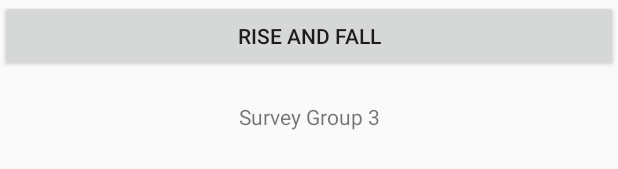
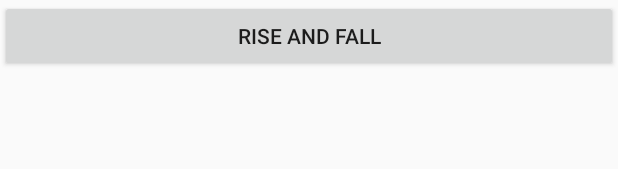
Before and after one commit to coderzami/My-Survey, an Android app: the layout activity_main.xml on its own in the app's theme, with its tools: preview values and no code run, on a phone screen of 412 x 824 dp. Shown: the part 288-457 px from the top of the screen. Run offline under Robolectric (Android 15) with nearby library versions, the phone set to English and light mode, and no system bars.

```diff
--- a/app/src/main/java/com/teambrj/mysurvey/MainActivity.java
+++ b/app/src/main/java/com/teambrj/mysurvey/MainActivity.java
@@ -29,7 +29,7 @@ public class MainActivity extends AppCompatActivity {
         mSimpsonBtn = findViewById(R.id.simpsonBtnId);
         mLineOfCollimationBtn = findViewById(R.id.lineOfCollimationBtnId);
         mRiseAndFallBtn = findViewById(R.id.riseAndFallBtnId);
-        TextView mSponsor = findViewById(R.id.sponsor);
+git
 
 
         mAvgOrdinateBtn.setOnClickListener(new View.OnClickListener() {
--- a/app/src/main/res/layout/activity_main.xml
+++ b/app/src/main/res/layout/activity_main.xml
@@ -39,13 +39,6 @@
             android:layout_height="wrap_content"
             android:text="Rise and Fall"
             android:id="@+id/riseAndFallBtnId"/>
-        <TextView
-            android:layout_width="match_parent"
-            android:layout_height="wrap_content"
-            android:text="Survey Group 3"
-            android:textAlignment="center"
-            android:layout_marginTop="20dp"
-            android:id="@+id/sponsor"/>
 
 
     </LinearLayout>
```
